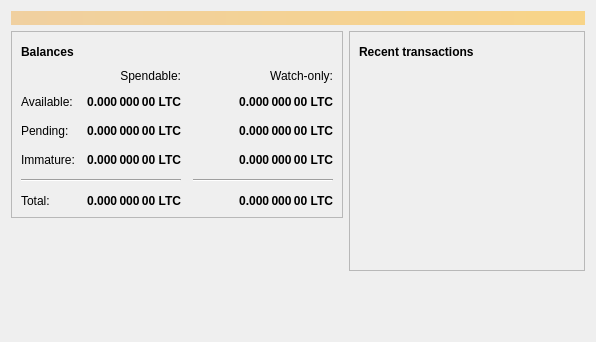
First picture: the form in src/qt/forms/overviewpage.ui, repository cryptobuks1/bidcoin, before the edit.
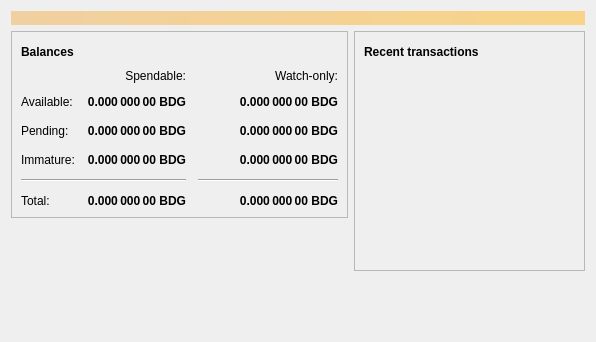
Second picture: the form after the edit. Icons and pictures are not drawn.

```diff
--- a/src/qt/forms/overviewpage.ui
+++ b/src/qt/forms/overviewpage.ui
@@ -129,7 +129,7 @@
                <string>Unconfirmed transactions to watch-only addresses</string>
               </property>
               <property name="text">
-               <string notr="true">0.000 000 00 LTC</string>
+               <string notr="true">0.000 000 00 BDG</string>
               </property>
               <property name="alignment">
                <set>Qt::AlignRight|Qt::AlignTrailing|Qt::AlignVCenter</set>
@@ -154,7 +154,7 @@
                <string>Total of transactions that have yet to be confirmed, and do not yet count toward the spendable balance</string>
               </property>
               <property name="text">
-               <string notr="true">0.000 000 00 LTC</string>
+               <string notr="true">0.000 000 00 BDG</string>
               </property>
               <property name="alignment">
                <set>Qt::AlignRight|Qt::AlignTrailing|Qt::AlignVCenter</set>
@@ -179,7 +179,7 @@
                <string>Mined balance in watch-only addresses that has not yet matured</string>
               </property>
               <property name="text">
-               <string notr="true">0.000 000 00 LTC</string>
+               <string notr="true">0.000 000 00 BDG</string>
               </property>
               <property name="alignment">
                <set>Qt::AlignRight|Qt::AlignTrailing|Qt::AlignVCenter</set>
@@ -237,7 +237,7 @@
                <string>Mined balance that has not yet matured</string>
               </property>
               <property name="text">
-               <string notr="true">0.000 000 00 LTC</string>
+               <string notr="true">0.000 000 00 BDG</string>
               </property>
               <property name="alignment">
                <set>Qt::AlignRight|Qt::AlignTrailing|Qt::AlignVCenter</set>
@@ -282,7 +282,7 @@
                <string>Your current total balance</string>
               </property>
               <property name="text">
-               <string notr="true">0.000 000 00 LTC</string>
+               <string notr="true">0.000 000 00 BDG</string>
               </property>
               <property name="alignment">
                <set>Qt::AlignRight|Qt::AlignTrailing|Qt::AlignVCenter</set>
@@ -307,7 +307,7 @@
                <string>Current total balance in watch-only addresses</string>
               </property>
               <property name="text">
-               <string notr="true">0.000 000 00 LTC</string>
+               <string notr="true">0.000 000 00 BDG</string>
               </property>
               <property name="alignment">
                <set>Qt::AlignRight|Qt::AlignTrailing|Qt::AlignVCenter</set>
@@ -349,7 +349,7 @@
                <string>Your current spendable balance</string>
               </property>
               <property name="text">
-               <string notr="true">0.000 000 00 LTC</string>
+               <string notr="true">0.000 000 00 BDG</string>
               </property>
               <property name="alignment">
                <set>Qt::AlignRight|Qt::AlignTrailing|Qt::AlignVCenter</set>
@@ -374,7 +374,7 @@
                <string>Your current balance in watch-only addresses</string>
               </property>
               <property name="text">
-               <string notr="true">0.000 000 00 LTC</string>
+               <string notr="true">0.000 000 00 BDG</string>
               </property>
               <property name="alignment">
                <set>Qt::AlignRight|Qt::AlignTrailing|Qt::AlignVCenter</set>
```
Left out of the diff: 4 changed lines with no effect on the pictures.
